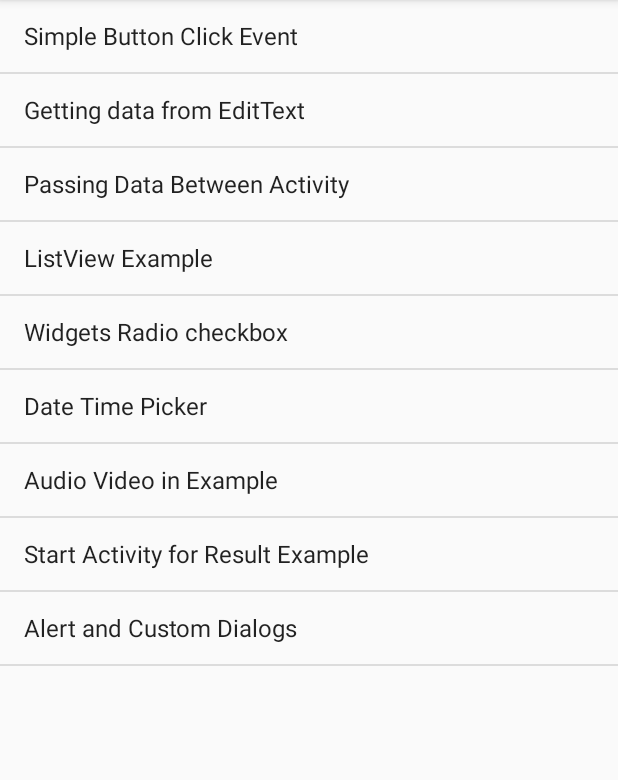
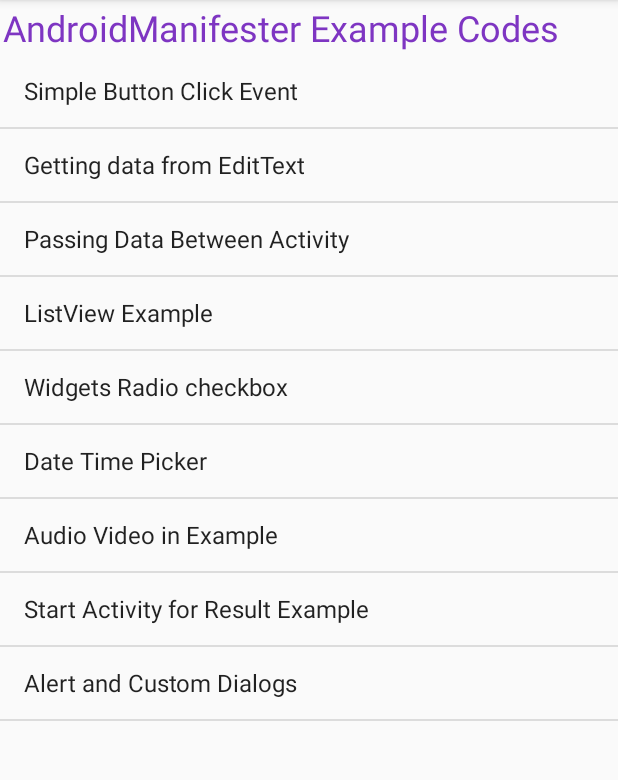
Before and after one commit to ranjithstar256/AndroidManifester-codes, an Android app: the screen it shows after launch (MainActivity), on a phone screen of 412 x 824 dp, the part 84-864 px from its top. Run offline under Robolectric (Android 15) with nearby library versions, the phone set to English and light mode, and no system bars.

Commit message:
added  more codes upto case 9

```diff
--- a/app/src/main/AndroidManifest.xml
+++ b/app/src/main/AndroidManifest.xml
@@ -3,7 +3,7 @@
     package="kp.ranjith.raguclasscodes">
 
     <uses-permission android:name="android.permission.INTERNET" />
-
+<uses-permission android:name="android.permission.ACCESS_NETWORK_STATE"></uses-permission>
     <application
         android:allowBackup="true"
         android:icon="@mipmap/ic_launcher"
--- a/app/src/main/res/layout/activity_list_view_example.xml
+++ b/app/src/main/res/layout/activity_list_view_example.xml
@@ -8,6 +8,15 @@
     android:layout_height="match_parent"
     tools:context="kp.ranjith.raguclasscodes.ListViewExample">
 
+    <TextView
+        android:id="@+id/textView4"
+        android:layout_width="match_parent"
+        android:layout_height="wrap_content"
+        android:padding="2dp"
+        android:text="AndroidManifester Example Codes"
+        android:textColor="#7e35c2"
+        android:textSize="24sp" />
+
     <ListView
         android:id="@+id/idlistv"
         android:layout_width="match_parent"
--- a/app/src/main/res/layout/activity_simple_button_click_event_listener.xml
+++ b/app/src/main/res/layout/activity_simple_button_click_event_listener.xml
@@ -1,8 +1,9 @@
 <?xml version="1.0" encoding="utf-8"?>
-<android.support.constraint.ConstraintLayout xmlns:android="http://schemas.android.com/apk/res/android"
+<LinearLayout xmlns:android="http://schemas.android.com/apk/res/android"
     xmlns:app="http://schemas.android.com/apk/res-auto"
     xmlns:tools="http://schemas.android.com/tools"
     android:layout_width="match_parent"
+    android:orientation="vertical"
     android:layout_height="match_parent"
     tools:context="kp.ranjith.raguclasscodes.SimpleButtonClickEventListener">
 
@@ -25,4 +26,4 @@
         app:layout_constraintLeft_toLeftOf="parent"
         app:layout_constraintRight_toRightOf="parent"
         tools:layout_editor_absoluteY="112dp" />
-</android.support.constraint.ConstraintLayout>
+</LinearLayout>
```
